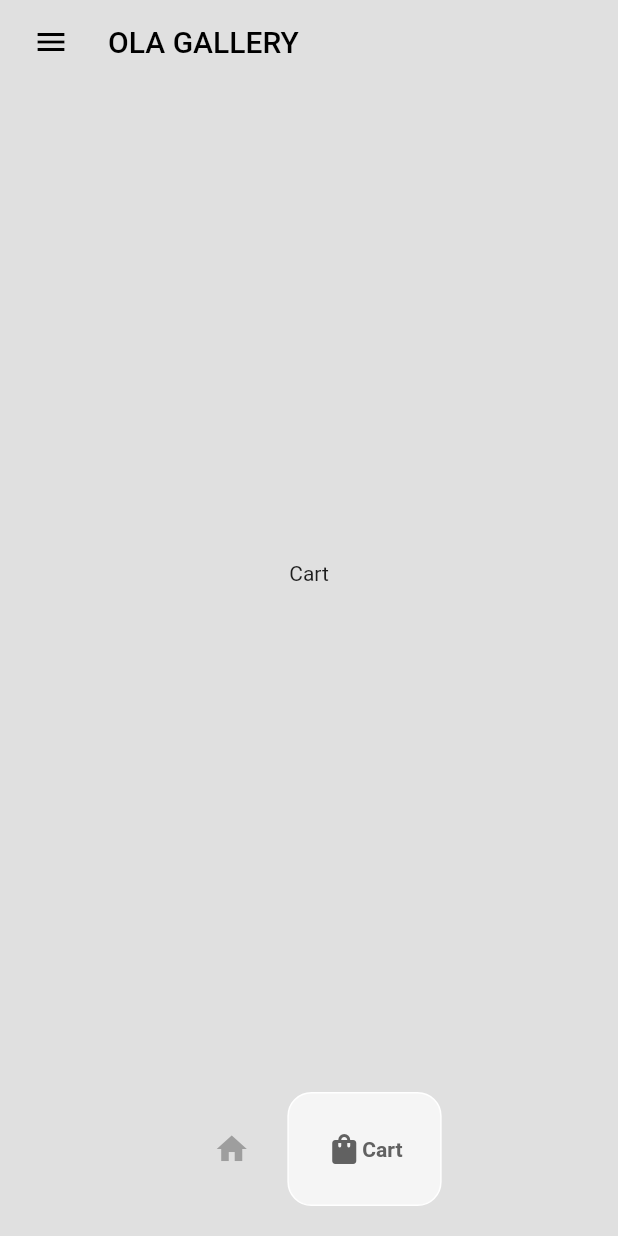
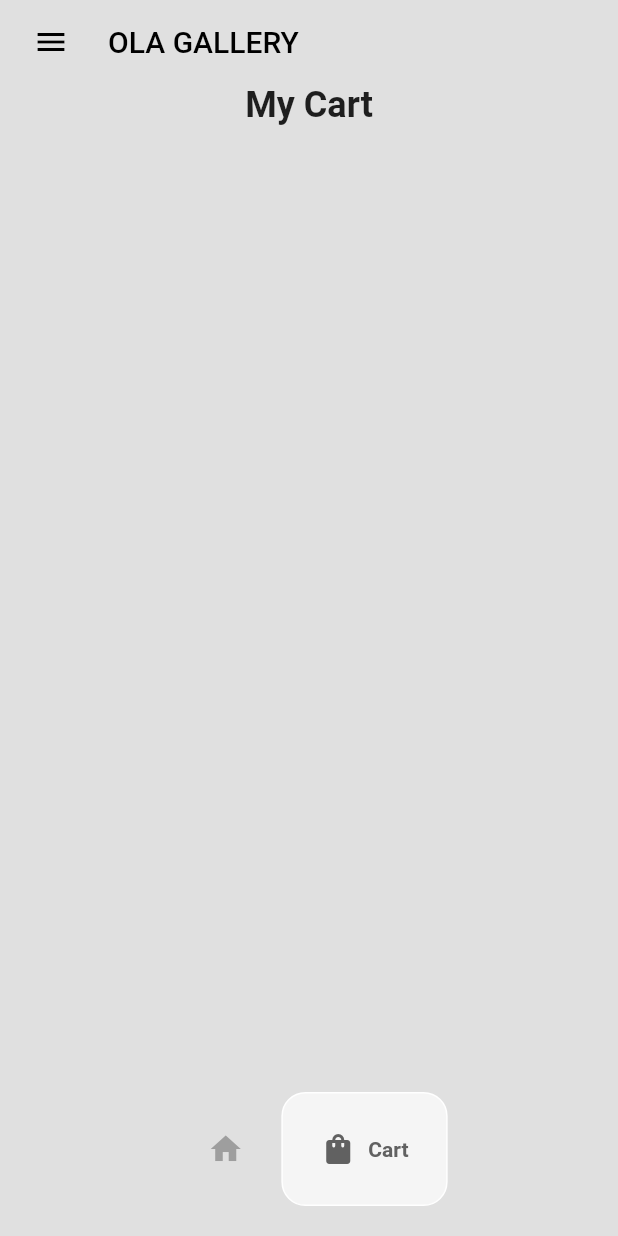
Before and after one commit to CaseyOchieng/Ola-App-, a Flutter app: the HomePage screen opened directly, item 2 of the bottom bar chosen, on a phone screen of 412 x 824 dp. Run offline on Flutter 3.47's test engine with Material 2 defaults, Android fonts, the phone set to English and light mode, and no system bars; drawn by our look-alikes of google_nav_bar; Roboto replaces fonts that are missing (Poppins).

```diff
--- a/lib/components/bottom_nav_bar.dart
+++ b/lib/components/bottom_nav_bar.dart
@@ -18,6 +18,7 @@ class MyBottomNavBar extends StatelessWidget {
         tabBackgroundColor: Colors.grey.shade100,
         mainAxisAlignment: MainAxisAlignment.center,
         tabBorderRadius: 16,
+        gap: 8,
         onTabChange: (value) => onTabChange!(value),
         tabs: const [
           GButton(icon: Icons.home, text: 'Shop'),
--- a/lib/components/shoe_tile.dart
+++ b/lib/components/shoe_tile.dart
@@ -59,7 +59,9 @@ class ShoeTile extends StatelessWidget {
                   mainAxisAlignment: MainAxisAlignment.spaceBetween,
                   children: [
                     //The shoe name
-                    Column(
+                    Padding(
+                      padding: const EdgeInsets.all(8.0),
+                      child: Column(
                         children: [
                           Text('Price: ' ' \$${shoe.price}'),
                           const SizedBox(
@@ -69,6 +71,7 @@ class ShoeTile extends StatelessWidget {
                           Text(shoe.description),
                           //The shoe price
                         ],
+                      ),
                     ),
                     GestureDetector(
                       onTap: onTap,
--- a/lib/pages/cart_page.dart
+++ b/lib/pages/cart_page.dart
@@ -1,12 +1,44 @@
+import 'package:ecomerce/components/cart_page.dart';
+import 'package:ecomerce/models/cart.dart';
+import 'package:ecomerce/models/shoe.dart';
 import 'package:flutter/material.dart';
+import 'package:provider/provider.dart';
 
 class CartPage extends StatelessWidget {
   const CartPage({super.key});
 
   @override
   Widget build(BuildContext context) {
-    return const Center(
-      child: Text("Cart"),
-    );
+    return Consumer<Cart>(
+        builder: (context, value, child) => Padding(
+              padding: const EdgeInsets.symmetric(horizontal: 25.0),
+              child: Column(children: [
+                //heading
+                const Text(
+                  'My Cart',
+                  style: TextStyle(
+                    fontWeight: FontWeight.bold,
+                    fontSize: 24,
+                  ),
+                ),
+                const SizedBox(height: 10),
+
+                Expanded(
+                  child: ListView.builder(
+                    itemCount: value.getUserCart().length,
+                    itemBuilder: (context, index) {
+                      //get Individual shoe
+                      Shoe individualshoe = value.getUserCart()[index];
+                      //get Individual shoe
+
+                      //return the cart item
+                      return CartItem(
+                        shoe: individualshoe,
+                      );
+                    },
+                  ),
+                ),
+              ]),
+            ));
   }
 }
```
Also changed, not shown: lib/components/cart_page.dart (added, +42 -0 lines). Lines whose indentation alone changed are shown as unchanged.
